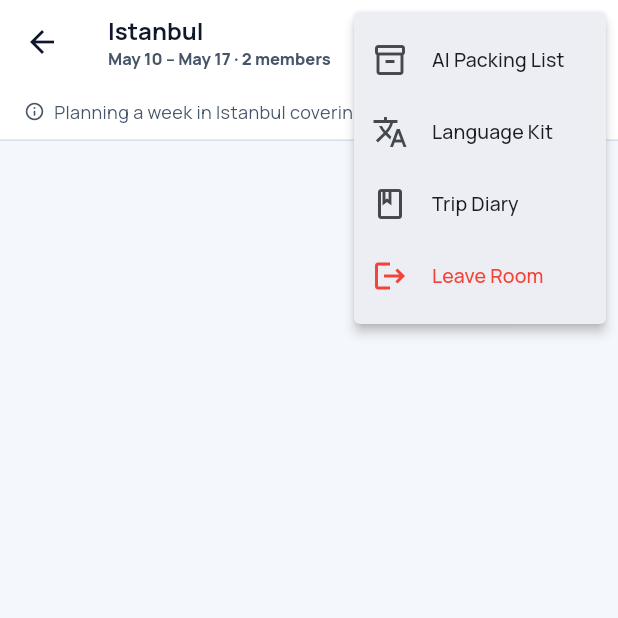
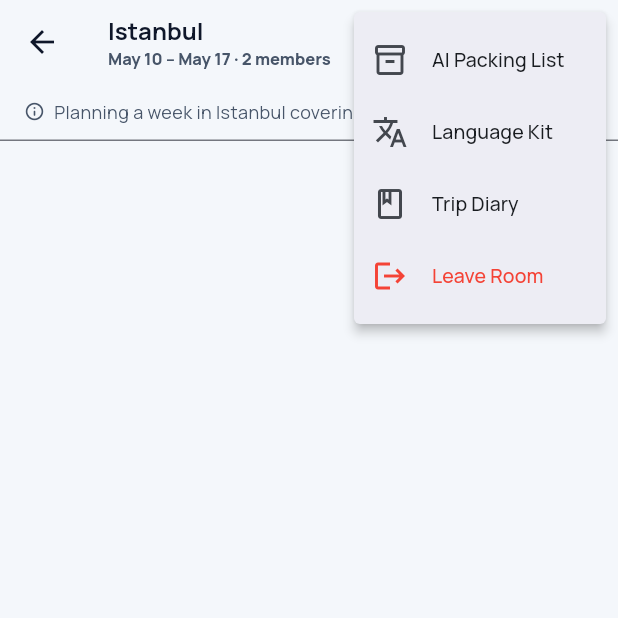
Before and after one commit to hamdan-ishfaq/MAD_PROJECT, a Flutter app: the ChatScreen screen opened directly with sample values from the repository, after a tap on the "more vert" icon, on a phone screen of 412 x 824 dp, the top half of it. Run offline on Flutter 3.47's test engine with Material 3 defaults, Android fonts, the phone set to English and light mode, and no system bars; our stand-ins replace file_picker, flutter_dotenv, flutter_local_notifications, flutter_map, geolocator, go_router and 9 more; accounts and stored records are empty.

Commit message:
style: global dark mode harmony across all screens

```diff
--- a/lib/features/auth/screens/login_screen.dart
+++ b/lib/features/auth/screens/login_screen.dart
@@ -64,8 +64,9 @@ class _LoginScreenState extends State<LoginScreen> {
 
   @override
   Widget build(BuildContext context) {
+    final theme = Theme.of(context);
     return Scaffold(
-      backgroundColor: Colors.white,
+      backgroundColor: theme.scaffoldBackgroundColor,
       body: SafeArea(
         child: SingleChildScrollView(
           padding: const EdgeInsets.symmetric(horizontal: 24),
--- a/lib/features/auth/screens/signup_screen.dart
+++ b/lib/features/auth/screens/signup_screen.dart
@@ -64,10 +64,11 @@ class _SignUpScreenState extends State<SignUpScreen> {
 
   @override
   Widget build(BuildContext context) {
+    final theme = Theme.of(context);
     return Scaffold(
-      backgroundColor: Colors.white,
+      backgroundColor: theme.scaffoldBackgroundColor,
       appBar: AppBar(
-        backgroundColor: Colors.white,
+        backgroundColor: theme.scaffoldBackgroundColor,
         elevation: 0,
         leading: IconButton(
           icon: const Icon(Icons.arrow_back_rounded, color: AppColors.textPrimary),
--- a/lib/features/discovery/screens/discovery_hub_screen.dart
+++ b/lib/features/discovery/screens/discovery_hub_screen.dart
@@ -75,8 +75,9 @@ class _DiscoveryHubScreenState extends State<DiscoveryHubScreen> {
 
   @override
   Widget build(BuildContext context) {
+    final theme = Theme.of(context);
     return Scaffold(
-      backgroundColor: AppColors.background,
+      backgroundColor: theme.scaffoldBackgroundColor,
       body: RefreshIndicator(
         color: AppColors.primary,
         onRefresh: _fetchPlaces,
@@ -86,7 +87,7 @@ class _DiscoveryHubScreenState extends State<DiscoveryHubScreen> {
             SliverAppBar(
               floating: true,
               snap: true,
-              backgroundColor: AppColors.background.withValues(alpha: 0.92),
+              backgroundColor: theme.scaffoldBackgroundColor.withValues(alpha: 0.92),
               surfaceTintColor: Colors.transparent,
               elevation: 0,
               title: Row(
--- a/lib/features/emergency/screens/emergency_contacts_screen.dart
+++ b/lib/features/emergency/screens/emergency_contacts_screen.dart
@@ -75,9 +75,10 @@ class _EmergencyContactsScreenState extends State<EmergencyContactsScreen> {
 
   @override
   Widget build(BuildContext context) {
+    final theme = Theme.of(context);
     return Scaffold(
-      backgroundColor: AppColors.background,
-      appBar: AppBar(backgroundColor: Colors.white, elevation: 0, title: const Text('Emergency Contacts', style: TextStyle(fontWeight: FontWeight.w700))),
+      backgroundColor: theme.scaffoldBackgroundColor,
+      appBar: AppBar(backgroundColor: theme.scaffoldBackgroundColor, elevation: 0, title: const Text('Emergency Contacts', style: TextStyle(fontWeight: FontWeight.w700))),
       body: RefreshIndicator(
         color: AppColors.primary,
         onRefresh: _loadContacts,
--- a/lib/features/notifications/screens/notifications_screen.dart
+++ b/lib/features/notifications/screens/notifications_screen.dart
@@ -62,10 +62,11 @@ class _NotificationsScreenState extends State<NotificationsScreen> {
 
   @override
   Widget build(BuildContext context) {
+    final theme = Theme.of(context);
     return Scaffold(
-      backgroundColor: AppColors.background,
+      backgroundColor: theme.scaffoldBackgroundColor,
       appBar: AppBar(
-        backgroundColor: Colors.white, elevation: 0,
+        backgroundColor: theme.scaffoldBackgroundColor, elevation: 0,
         title: const Text('Notifications', style: TextStyle(fontWeight: FontWeight.w700)),
         actions: [
           if (_notifications.any((n) => n['is_read'] == 0))
--- a/lib/features/planner/screens/itinerary_result_screen.dart
+++ b/lib/features/planner/screens/itinerary_result_screen.dart
@@ -214,11 +214,12 @@ class _ItineraryResultScreenState extends State<ItineraryResultScreen> {
 
   @override
   Widget build(BuildContext context) {
+    final theme = Theme.of(context);
     return Scaffold(
-      backgroundColor: AppColors.background,
+      backgroundColor: theme.scaffoldBackgroundColor,
       appBar: AppBar(
         title: Text(widget.itinerary.destination),
-        backgroundColor: Colors.white,
+        backgroundColor: theme.scaffoldBackgroundColor,
         elevation: 0,
         actions: [
           TextButton.icon(
--- a/lib/features/planner/screens/planner_screen.dart
+++ b/lib/features/planner/screens/planner_screen.dart
@@ -102,11 +102,12 @@ class _PlannerScreenState extends State<PlannerScreen> {
 
   @override
   Widget build(BuildContext context) {
+    final theme = Theme.of(context);
     return Scaffold(
-      backgroundColor: AppColors.background,
+      backgroundColor: theme.scaffoldBackgroundColor,
       appBar: AppBar(
         title: const Text('AI Trip Planner'),
-        backgroundColor: Colors.white,
+        backgroundColor: theme.scaffoldBackgroundColor,
         elevation: 0,
       ),
       body: SingleChildScrollView(
--- a/lib/features/social/screens/chat_screen.dart
+++ b/lib/features/social/screens/chat_screen.dart
@@ -308,10 +308,11 @@ class _ChatScreenState extends State<ChatScreen> {
 
   @override
   Widget build(BuildContext context) {
+    final theme = Theme.of(context);
     return Scaffold(
-      backgroundColor: AppColors.background,
+      backgroundColor: theme.scaffoldBackgroundColor,
       appBar: AppBar(
-        backgroundColor: Colors.white, elevation: 0,
+        backgroundColor: theme.scaffoldBackgroundColor, elevation: 0,
         title: Column(
           crossAxisAlignment: CrossAxisAlignment.start,
           children: [
@@ -357,14 +358,14 @@ class _ChatScreenState extends State<ChatScreen> {
         children: [
           Container(
             padding: const EdgeInsets.symmetric(horizontal: 16, vertical: 10),
-            color: Colors.white,
+            color: theme.scaffoldBackgroundColor,
             child: Row(children: [
               const Icon(Icons.info_outline_rounded, size: 14, color: AppColors.textSecondary),
               const SizedBox(width: 6),
               Expanded(child: Text(widget.trip.description, maxLines: 1, overflow: TextOverflow.ellipsis, style: const TextStyle(fontSize: 12, color: AppColors.textSecondary))),
             ]),
           ),
-          const Divider(height: 1, color: AppColors.border),
+          Divider(height: 1, color: theme.dividerColor),
           Expanded(
             child: ListView.builder(
               controller: _scrollController,
@@ -404,8 +405,10 @@ class _ChatScreenState extends State<ChatScreen> {
   }
 
   Widget _buildInputBar() {
+    final theme = Theme.of(context);
+    final isDark = theme.brightness == Brightness.dark;
     return Container(
-      color: Colors.white,
+      color: theme.scaffoldBackgroundColor,
       padding: EdgeInsets.only(left: 8, right: 8, top: 8, bottom: MediaQuery.of(context).viewInsets.bottom + 8),
       child: Row(children: [
         IconButton(
@@ -419,7 +422,8 @@ class _ChatScreenState extends State<ChatScreen> {
             onSubmitted: (_) => _sendMessage(),
             decoration: InputDecoration(
               hintText: 'Type a message…',
-              filled: true, fillColor: AppColors.background,
+              filled: true,
+              fillColor: isDark ? const Color(0xFF1E293B) : AppColors.background,
               border: OutlineInputBorder(borderRadius: BorderRadius.circular(24), borderSide: BorderSide.none),
               contentPadding: const EdgeInsets.symmetric(horizontal: 16, vertical: 10),
             ),
--- a/lib/features/social/screens/post_trip_screen.dart
+++ b/lib/features/social/screens/post_trip_screen.dart
@@ -125,11 +125,12 @@ class _PostTripScreenState extends State<PostTripScreen> {
 
   @override
   Widget build(BuildContext context) {
+    final theme = Theme.of(context);
     return Scaffold(
-      backgroundColor: AppColors.background,
+      backgroundColor: theme.scaffoldBackgroundColor,
       appBar: AppBar(
         title: const Text('Post a Trip'),
-        backgroundColor: Colors.white,
+        backgroundColor: theme.scaffoldBackgroundColor,
         elevation: 0,
       ),
       body: SingleChildScrollView(
```
Also changed, not shown: lib/features/dashboard/screens/dashboard_screen.dart (+10 -6 lines), lib/features/dashboard/screens/saved_itinerary_detail_screen.dart (+34 -10 lines).
